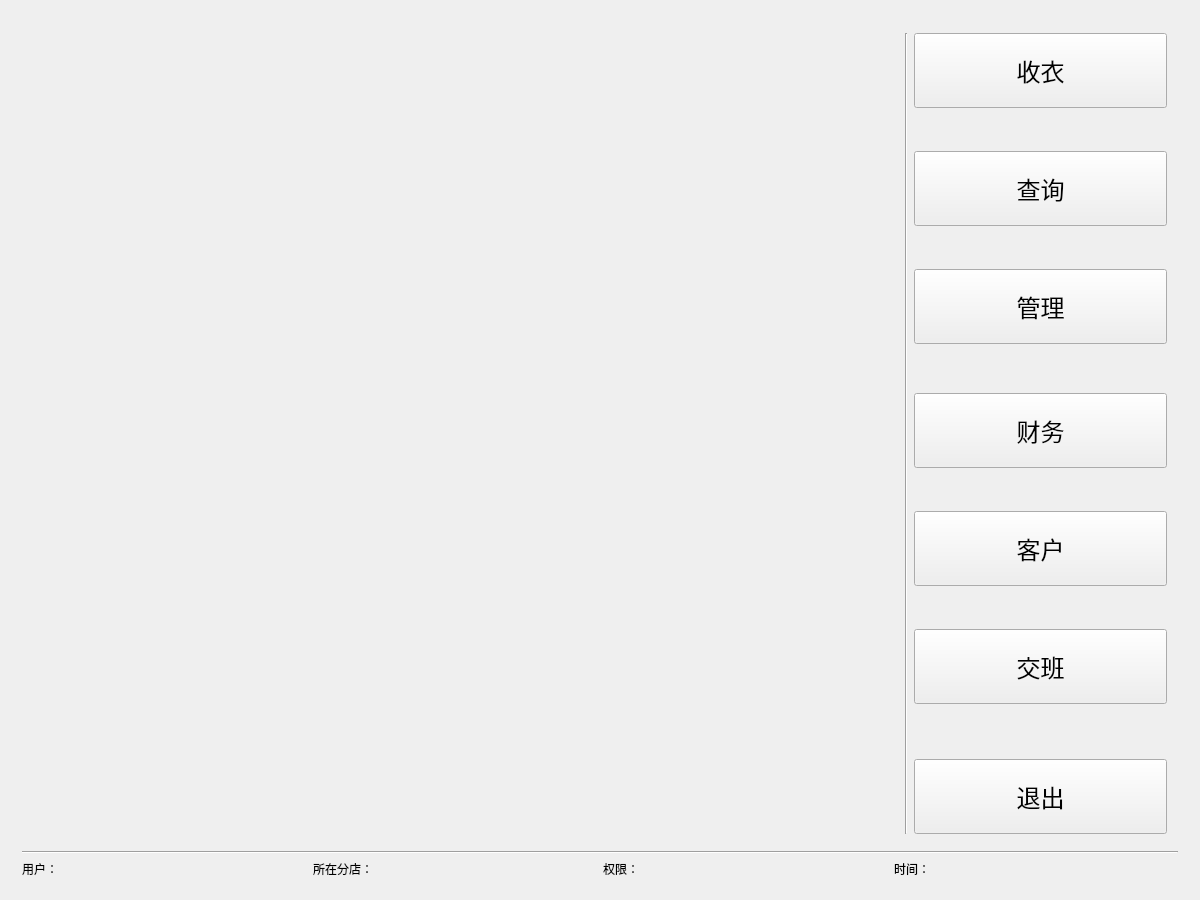
Quentlam/LaundryManagementSystem, file LaundryManagementSystem/mainwindow.ui: the form before one commit.
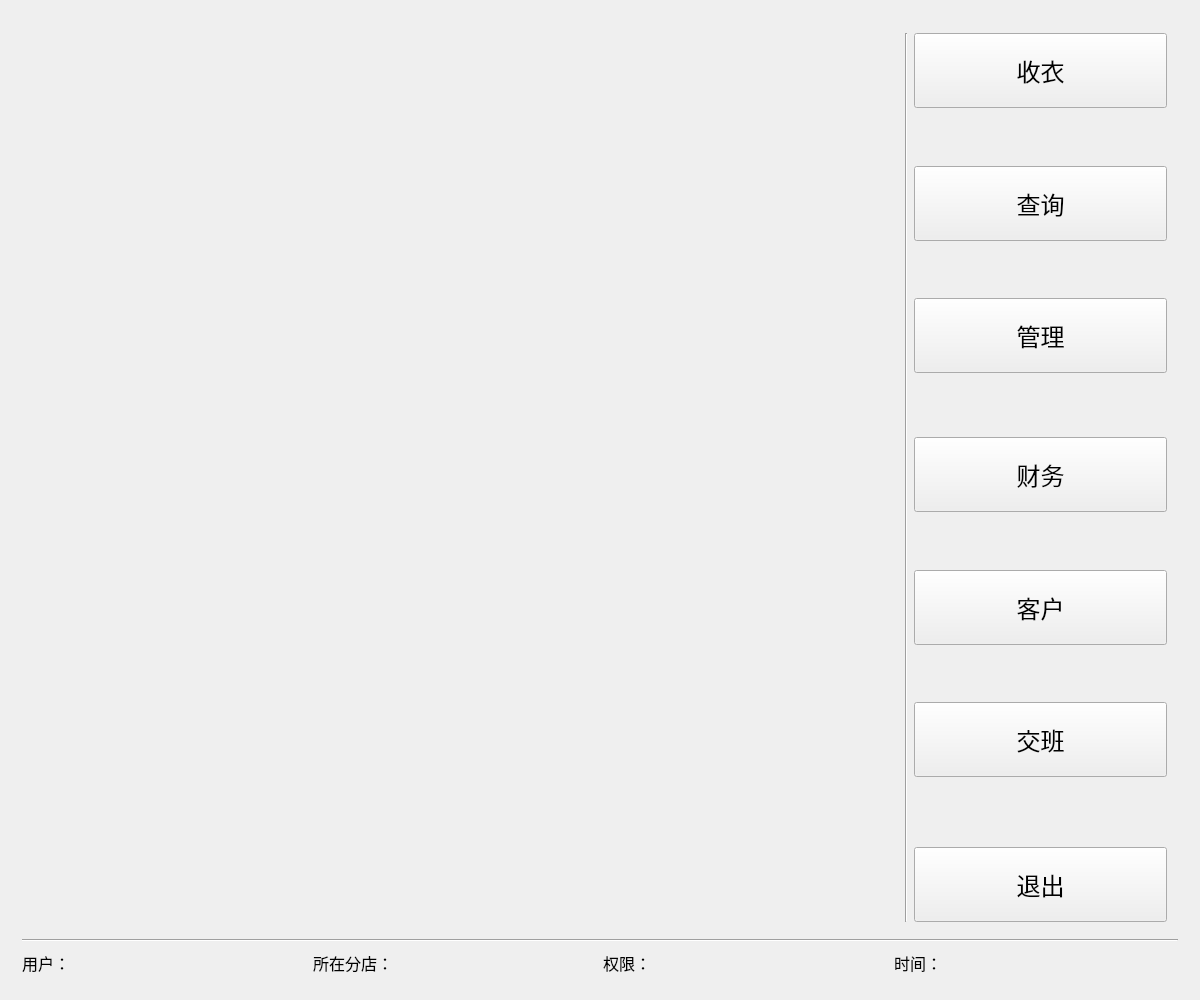
The form after the commit. Icons and pictures are not drawn.

The edit to the form file:
```diff
--- a/LaundryManagementSystem/mainwindow.ui
+++ b/LaundryManagementSystem/mainwindow.ui
@@ -6,22 +6,28 @@
    <rect>
     <x>0</x>
     <y>0</y>
-    <width>236</width>
-    <height>874</height>
+    <width>1200</width>
+    <height>1000</height>
    </rect>
   </property>
   <property name="minimumSize">
    <size>
-    <width>0</width>
-    <height>0</height>
+    <width>1200</width>
+    <height>1000</height>
    </size>
   </property>
   <property name="maximumSize">
    <size>
-    <width>1920</width>
-    <height>1080</height>
+    <width>16777215</width>
+    <height>16777215</height>
    </size>
   </property>
+  <property name="font">
+   <font>
+    <family>微软雅黑</family>
+    <pointsize>12</pointsize>
+   </font>
+  </property>
   <property name="windowTitle">
    <string>选择业务</string>
   </property>
@@ -44,6 +50,7 @@
       <property name="font">
        <font>
         <family>微软雅黑</family>
+        <pointsize>12</pointsize>
        </font>
       </property>
       <layout class="QGridLayout" name="gridLayout">
@@ -52,6 +59,7 @@
          <property name="font">
           <font>
            <family>微软雅黑</family>
+           <pointsize>12</pointsize>
           </font>
          </property>
          <property name="text">
@@ -64,6 +72,7 @@
          <property name="font">
           <font>
            <family>微软雅黑</family>
+           <pointsize>12</pointsize>
           </font>
          </property>
          <property name="styleSheet">
@@ -82,6 +91,7 @@
          <property name="font">
           <font>
            <family>微软雅黑</family>
+           <pointsize>12</pointsize>
           </font>
          </property>
          <layout class="QGridLayout" name="gridLayout_3">
@@ -92,6 +102,7 @@
               <property name="font">
                <font>
                 <family>微软雅黑</family>
+                <pointsize>12</pointsize>
                </font>
               </property>
               <property name="orientation">
@@ -164,6 +175,12 @@
             </item>
             <item row="10" column="1">
              <spacer name="verticalSpacer_7">
+              <property name="font">
+               <font>
+                <family>微软雅黑</family>
+                <pointsize>12</pointsize>
+               </font>
+              </property>
               <property name="orientation">
                <enum>Qt::Vertical</enum>
               </property>
@@ -199,6 +216,7 @@
               <property name="font">
                <font>
                 <family>微软雅黑</family>
+                <pointsize>12</pointsize>
                </font>
               </property>
               <property name="orientation">
@@ -217,6 +235,7 @@
               <property name="font">
                <font>
                 <family>微软雅黑</family>
+                <pointsize>12</pointsize>
                </font>
               </property>
               <property name="orientation">
@@ -229,6 +248,7 @@
               <property name="font">
                <font>
                 <family>微软雅黑</family>
+                <pointsize>12</pointsize>
                </font>
               </property>
               <property name="orientation">
@@ -271,6 +291,7 @@
               </property>
               <property name="font">
                <font>
+                <family>微软雅黑</family>
                 <pointsize>18</pointsize>
                </font>
               </property>
@@ -284,6 +305,7 @@
               <property name="font">
                <font>
                 <family>微软雅黑</family>
+                <pointsize>12</pointsize>
                </font>
               </property>
               <property name="orientation">
@@ -302,6 +324,7 @@
               <property name="font">
                <font>
                 <family>微软雅黑</family>
+                <pointsize>12</pointsize>
                </font>
               </property>
               <property name="orientation">
@@ -344,6 +367,7 @@
          <property name="font">
           <font>
            <family>微软雅黑</family>
+           <pointsize>12</pointsize>
           </font>
          </property>
          <property name="text">
@@ -362,6 +386,7 @@
          <property name="font">
           <font>
            <family>微软雅黑</family>
+           <pointsize>12</pointsize>
           </font>
          </property>
          <property name="text">
@@ -374,6 +399,7 @@
          <property name="font">
           <font>
            <family>微软雅黑</family>
+           <pointsize>12</pointsize>
           </font>
          </property>
          <property name="text">
@@ -386,6 +412,7 @@
          <property name="font">
           <font>
            <family>微软雅黑</family>
+           <pointsize>12</pointsize>
           </font>
          </property>
          <property name="orientation">
```
